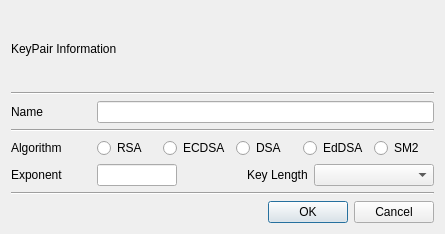
Qt form BerEditor/gen_key_pair_dlg.ui (jykim74/BerEditor) before a commit.
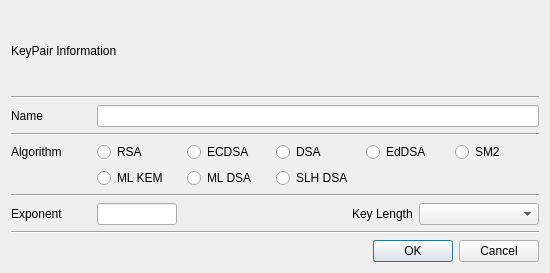
The same form after that commit.

Commit message: pqc base work

The edit to the form file:
```diff
--- a/BerEditor/gen_key_pair_dlg.ui
+++ b/BerEditor/gen_key_pair_dlg.ui
@@ -6,8 +6,8 @@
    <rect>
     <x>0</x>
     <y>0</y>
-    <width>445</width>
-    <height>234</height>
+    <width>550</width>
+    <height>273</height>
    </rect>
   </property>
   <property name="windowTitle">
@@ -120,8 +120,36 @@
        </property>
       </widget>
      </item>
+     <item row="1" column="1">
+      <widget class="QRadioButton" name="mML_KEMRadio">
+       <property name="text">
+        <string>ML KEM</string>
+       </property>
+      </widget>
+     </item>
+     <item row="1" column="3">
+      <widget class="QRadioButton" name="mSLH_DSARadio">
+       <property name="text">
+        <string>SLH DSA</string>
+       </property>
+      </widget>
+     </item>
+     <item row="1" column="2">
+      <widget class="QRadioButton" name="mML_DSARadio">
+       <property name="text">
+        <string>ML DSA</string>
+       </property>
+      </widget>
+     </item>
     </layout>
    </item>
+   <item>
+    <widget class="Line" name="line_4">
+     <property name="orientation">
+      <enum>Qt::Horizontal</enum>
+     </property>
+    </widget>
+   </item>
    <item>
     <layout class="QGridLayout" name="gridLayout_3">
      <item row="0" column="1">
```
Left out of the diff: 28 changed lines with no effect on the pictures. The commit also changes 1 other file.
